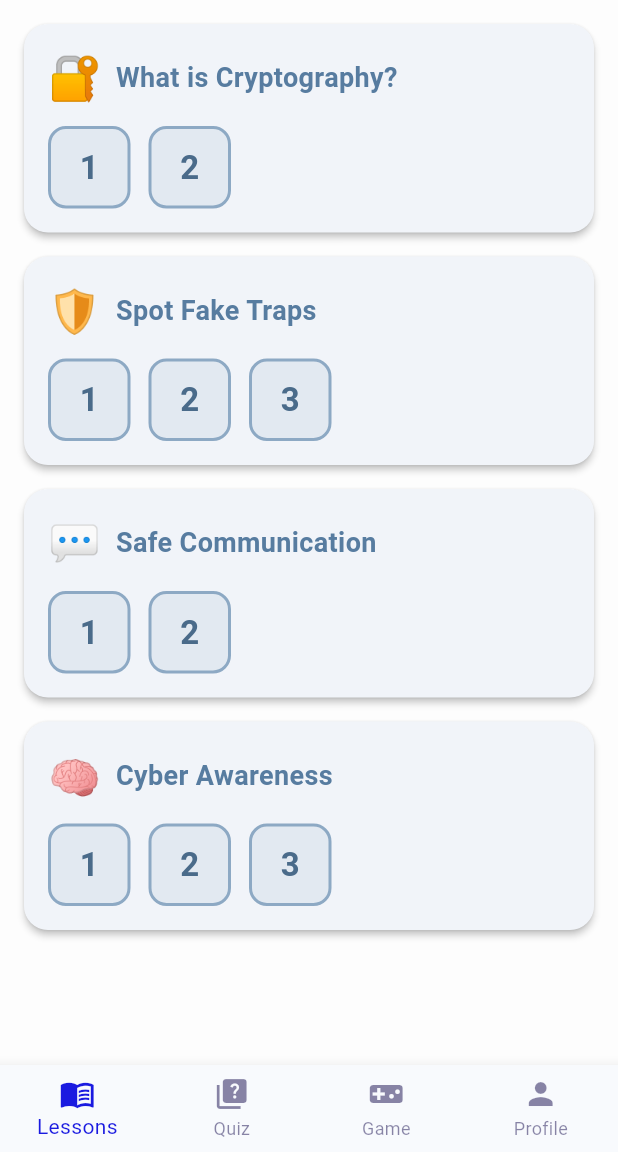
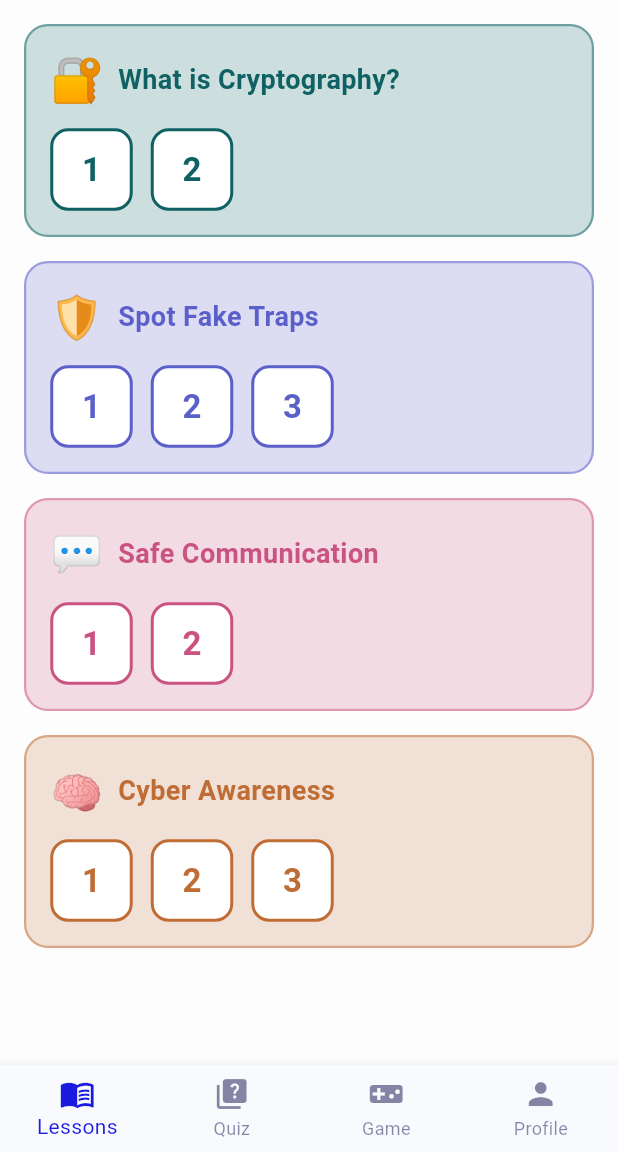
Before and after one commit to wso-6/ceit_project, a Flutter app: the HomeScreen screen opened directly with empty values, on a phone screen of 412 x 824 dp, the part 84-1236 px from its top. Run offline on Flutter 3.47's test engine with Material 3 defaults, Android fonts, the phone set to English and light mode, and no system bars; our stand-ins replace shared_preferences, sqflite; accounts and stored records are empty.

Commit message:
lessons design update

```diff
--- a/lib/content_model.dart
+++ b/lib/content_model.dart
@@ -1,13 +1,17 @@
+import 'dart:ui';
+
 class MainTopic {
   final String id;
   final String title;
   final String iconEmoji;
+  final Color color;
   final List<Module> modules;
 
   MainTopic({
     required this.id,
     required this.title,
     required this.iconEmoji,
+    required this.color,
     required this.modules,
   });
 }
@@ -18,7 +22,7 @@ class Module {
   final String description;
   final String detailedContent;
   final String videoUrl;
-  final String? imageAsset;  // 🟢 YENİ: Görsel dosya yolu
+  final String? imageAsset; // 🟢 YENİ: Görsel dosya yolu
   final bool hasQuiz;
   final String? quizId;
 
--- a/lib/main.dart
+++ b/lib/main.dart
@@ -189,11 +189,15 @@ class _HomeScreenState extends State<HomeScreen> {
           itemCount: allTopics.length,
           itemBuilder: (context, index) {
             final topic = allTopics[index];
-            return Card(
+            return Container(
               margin: const EdgeInsets.only(bottom: 16),
-              elevation: 2,
-              shape: RoundedRectangleBorder(
+              decoration: BoxDecoration(
+                color: topic.color.withValues(alpha: 0.2),
                 borderRadius: BorderRadius.circular(16),
+                border: Border.all(
+                  color: topic.color.withValues(alpha: 0.5),
+                  width: 1.5,
+                ),
               ),
               child: Padding(
                 padding: const EdgeInsets.all(16),
@@ -210,10 +214,10 @@ class _HomeScreenState extends State<HomeScreen> {
                         Expanded(
                           child: Text(
                             topic.title,
-                            style: const TextStyle(
+                            style: TextStyle(
                               fontSize: 18,
                               fontWeight: FontWeight.bold,
-                              color: Color.fromARGB(255, 87, 124, 160),
+                              color: topic.color,
                             ),
                           ),
                         ),
@@ -246,28 +250,26 @@ class _HomeScreenState extends State<HomeScreen> {
                             width: 55,
                             height: 55,
                             decoration: BoxDecoration(
-                              color: isCompleted
-                                  ? Colors.green
-                                  : const Color(
-                                      0xFF8DA9C4,
-                                    ).withValues(alpha: 0.15),
+                              color: isCompleted ? Colors.green : Colors.white,
                               borderRadius: BorderRadius.circular(12),
                               border: Border.all(
-                                color: isCompleted
-                                    ? Colors.green
-                                    : const Color(0xFF8DA9C4),
+                                color: isCompleted ? Colors.green : topic.color,
                                 width: 2,
                               ),
                             ),
                             child: Center(
-                              child: Text(
+                              child: isCompleted
+                                  ? const Icon(
+                                      Icons.check,
+                                      color: Colors.white,
+                                      size: 28,
+                                    )
+                                  : Text(
                                       "${module.number}",
                                       style: TextStyle(
                                         fontSize: 22,
                                         fontWeight: FontWeight.bold,
-                                  color: isCompleted
-                                      ? Colors.white
-                                      : const Color(0xFF4A6B8A),
+                                        color: topic.color,
                                       ),
                                     ),
                             ),
--- a/lib/sabit_icerik.dart
+++ b/lib/sabit_icerik.dart
@@ -1,4 +1,5 @@
 import './content_model.dart';
+import 'dart:ui';
 
 final List<MainTopic> allTopics = [
   // ==================== TOPIC 1: WHAT IS CRYPTOGRAPHY? ====================
@@ -6,6 +7,7 @@ final List<MainTopic> allTopics = [
     id: "crypto_intro",
     title: "What is Cryptography?",
     iconEmoji: "🔐",
+    color: const Color.fromARGB(255, 15, 97, 99),
     modules: [
       Module(
         number: 1,
@@ -49,7 +51,7 @@ Today, our computers use much more advanced versions of this exact idea to prote
 """,
         videoUrl: "https://youtu.be/sMOZf4GN3oc",
         imageAsset: null,
-        hasQuiz: true,   // ✅ Son modül - Quiz var
+        hasQuiz: true, // ✅ Son modül - Quiz var
         quizId: "caesar_quiz",
       ),
     ],
@@ -60,6 +62,7 @@ Today, our computers use much more advanced versions of this exact idea to prote
     id: "fake_traps",
     title: "Spot Fake Traps",
     iconEmoji: "🛡️",
+    color: const Color.fromARGB(255, 90, 95, 201),
     modules: [
       Module(
         number: 1,
@@ -77,7 +80,7 @@ What is the Difference?
 - HTTPS (Safe): This website uses CRYPTOGRAPHY! Before your data leaves your computer, it puts on a powerful invisibility cloak (encryption). Even if hackers catch your data, they only see scrambled codes!
 """,
         videoUrl: "https://youtube.com/shorts/bJGNl0Sv1kw",
-        imageAsset: "assets/t2 m1.png",  // HTTPS vs HTTP görseli
+        imageAsset: "assets/t2 m1.png", // HTTPS vs HTTP görseli
         hasQuiz: false,
         quizId: null,
       ),
@@ -116,7 +119,7 @@ If a website's passport is expired or fake, your computer will show a big red wa
 """,
         videoUrl: "https://youtu.be/c-O-uMxTaEw",
         imageAsset: null,
-        hasQuiz: true,   // ✅ Son modül - Quiz var
+        hasQuiz: true, // ✅ Son modül - Quiz var
         quizId: "certificate_quiz",
       ),
     ],
@@ -127,6 +130,7 @@ If a website's passport is expired or fake, your computer will show a big red wa
     id: "safe_comms",
     title: "Safe Communication",
     iconEmoji: "💬",
+    color: const Color.fromARGB(255, 202, 83, 129),
     modules: [
       Module(
         number: 1,
@@ -177,6 +181,7 @@ Your secrets stay completely safe!
     id: "cyber_awareness",
     title: "Cyber Awareness",
     iconEmoji: "🧠",
+    color: const Color.fromARGB(255, 191, 108, 53),
     modules: [
       Module(
         number: 1,
@@ -197,7 +202,7 @@ DANGER: "roblox123" can be cracked in 2 seconds!
 SECURE: "PurpleCloudDance7!" takes 2 million years to crack.
 """,
         videoUrl: "",
-        imageAsset: "assets/t4 m1.png",  // Şifre görseli
+        imageAsset: "assets/t4 m1.png", // Şifre görseli
         hasQuiz: false,
         quizId: null,
       ),
@@ -238,7 +243,7 @@ Remember, the internet is a vast and beautiful world, but it requires smart prot
 """,
         videoUrl: "",
         imageAsset: null,
-        hasQuiz: true,   // ✅ Son modül - Final Quiz
+        hasQuiz: true, // ✅ Son modül - Final Quiz
         quizId: "final_hero_quiz",
       ),
     ],
```
Lines whose indentation alone changed are shown as unchanged.
